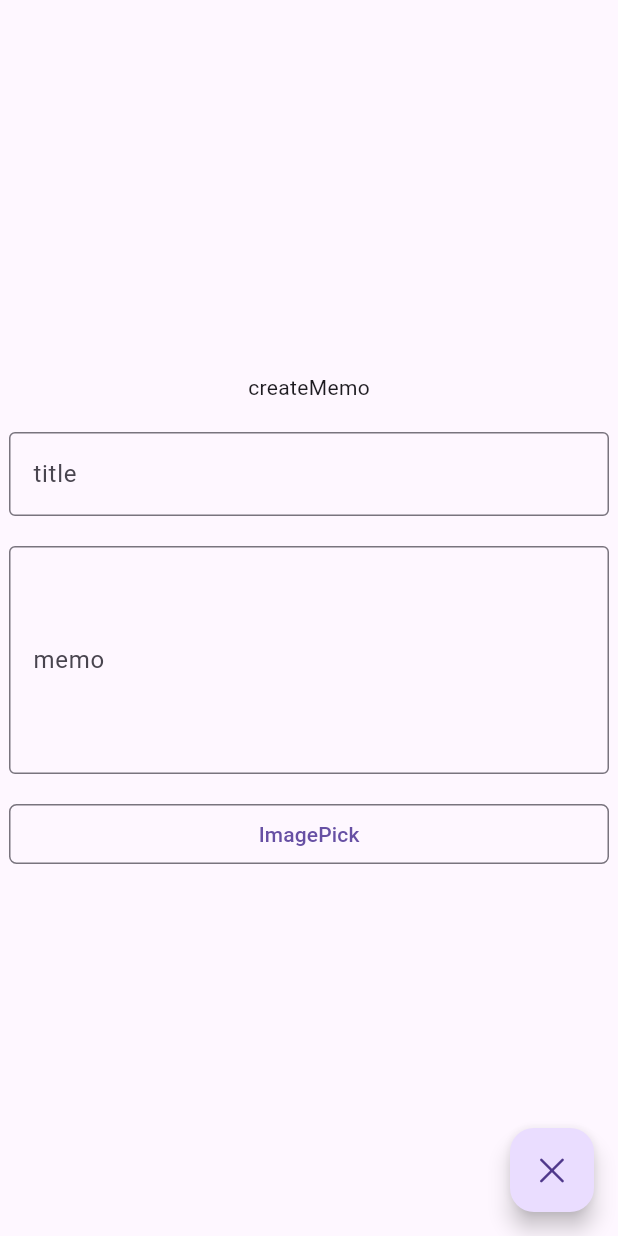
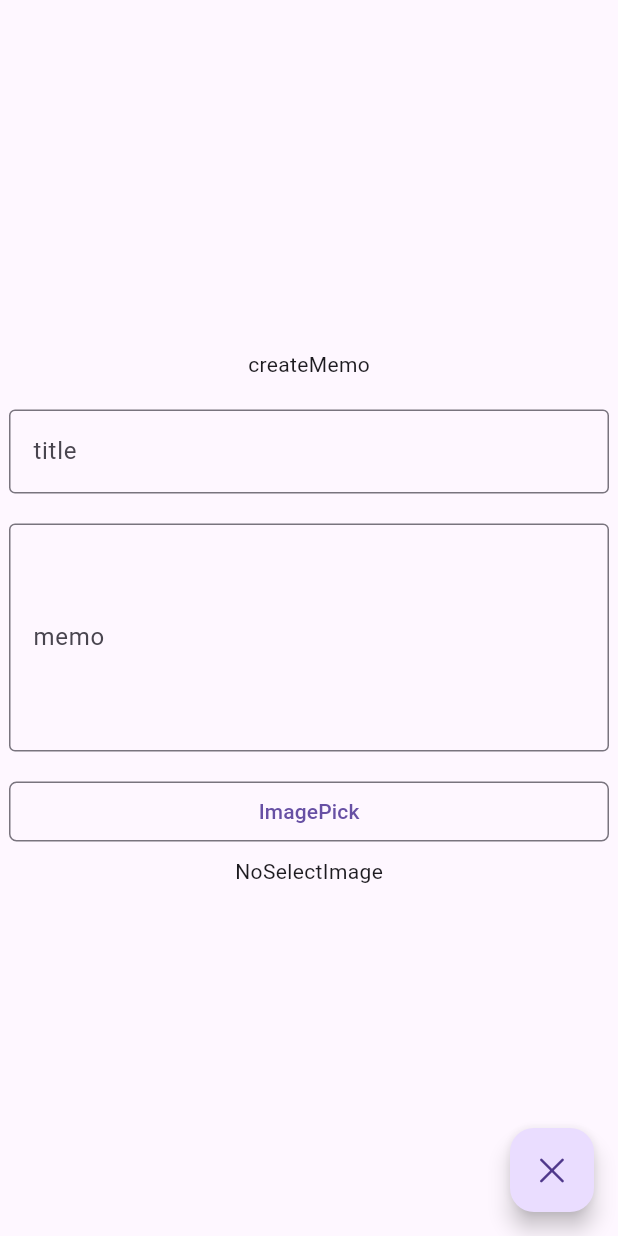
Before and after one commit to itc-s22020/Flutter-ImageMemo, a Flutter app: the MemoAdd screen opened directly, after a tap on "ImagePick", on a phone screen of 412 x 824 dp. Run offline on Flutter 3.47's test engine with Material 3 defaults, Android fonts, the phone set to English and light mode, and no system bars; our stand-ins replace file_picker, get, isar; accounts and stored records are empty; generated files the repository leaves out were written again.

Commit message:
画像選択機能の実装

```diff
--- a/lib/component/image_pick.dart
+++ b/lib/component/image_pick.dart
@@ -1,3 +1,23 @@
-void imagePick() {
-  //TODO :: 画像選択機能を実装する
+import 'dart:io';
+import 'package:file_picker/file_picker.dart';
+import 'package:flutter/foundation.dart';
+import 'package:get/get.dart';
+import 'package:image_memo/getx/image_controller.dart';
+
+Future<void> imagePick() async {
+  final ImageController c = Get.put(ImageController());
+
+  final FilePickerResult? result = await FilePicker.platform.pickFiles(
+      allowMultiple: false,
+      withData: true,
+      type: FileType.custom,
+      allowedExtensions: ['jpg','png']
+  );
+
+  if (result != null && result.files.isNotEmpty) {
+    final PlatformFile file = result.files.first;
+    if (kIsWeb) { c.setFile(file.bytes!); } else {
+      c.setFile(await File(file.path!).readAsBytes());
+    }
+  }
 }
--- /dev/null
+++ b/lib/getx/image_controller.dart
@@ -0,0 +1,9 @@
+import 'dart:typed_data';
+import 'package:get/get_rx/src/rx_types/rx_types.dart';
+import 'package:get/get_state_manager/src/simple/get_controllers.dart';
+
+class ImageController extends GetxController{
+  final Rx<Uint8List> image = Uint8List(0).obs;
+
+  void setFile(Uint8List newImage) => image.value = newImage;
+}
--- a/lib/isar/open_isar.dart
+++ b/lib/isar/open_isar.dart
@@ -1,6 +1,5 @@
 import 'package:path_provider/path_provider.dart';
 import 'package:isar/isar.dart';
-
 import 'model/memo_model.dart';
 
 Future<Isar> openIsar() async {
--- a/lib/page/memo_add.dart
+++ b/lib/page/memo_add.dart
@@ -1,7 +1,8 @@
 import 'package:flutter/cupertino.dart';
 import 'package:flutter/material.dart';
-import 'package:flutter/painting.dart';
+import 'package:get/get.dart';
 import 'package:image_memo/component/image_pick.dart';
+import 'package:image_memo/getx/image_controller.dart';
 import 'package:image_memo/getx/navigation.dart';
 
 class MemoAdd extends StatelessWidget {
@@ -11,15 +12,10 @@ class MemoAdd extends StatelessWidget {
   Widget build(BuildContext context) {
     return const Scaffold(
       body: _MemoAddBody(),
-      floatingActionButton:FloatingActionButton(
-          onPressed: toBackPage,
-          child: Icon(CupertinoIcons.xmark)
-      ),
+      floatingActionButton: FloatingActionButton(
+          onPressed: toBackPage, child: Icon(CupertinoIcons.xmark)),
     );
   }
-
-
-
 }
 
 class _MemoAddBody extends StatelessWidget {
@@ -28,6 +24,7 @@ class _MemoAddBody extends StatelessWidget {
   @override
   Widget build(BuildContext context) {
     return Center(
+        child: SingleChildScrollView(
           child: Column(
             mainAxisAlignment: MainAxisAlignment.center,
             children: [
@@ -37,9 +34,7 @@ class _MemoAddBody extends StatelessWidget {
                 width: 400,
                 child: TextField(
                   decoration: InputDecoration(
-                  border: OutlineInputBorder(),
-                  labelText: "title"
-              ),
+                      border: OutlineInputBorder(), labelText: "title"),
                 ),
               ),
               const SizedBox(height: 20),
@@ -49,9 +44,7 @@ class _MemoAddBody extends StatelessWidget {
                   keyboardType: TextInputType.multiline,
                   maxLines: 5,
                   decoration: InputDecoration(
-                  border: OutlineInputBorder(),
-                  labelText: "memo"
-              ),
+                      border: OutlineInputBorder(), labelText: "memo"),
                 ),
               ),
               const SizedBox(height: 20),
@@ -61,15 +54,36 @@ class _MemoAddBody extends StatelessWidget {
                 child: OutlinedButton(
                   style: OutlinedButton.styleFrom(
                       shape: RoundedRectangleBorder(
-                  borderRadius: BorderRadius.circular(5)
-                )
-              ),
+                          borderRadius: BorderRadius.circular(5))),
                   onPressed: imagePick,
                   child: const Text("ImagePick"),
                 ),
-          )
+              ),
+              const SizedBox(height: 10),
+              const _ImageView(),
             ],
           ),
+        )
     );
   }
 }
+
+class _ImageView extends StatelessWidget {
+  const _ImageView();
+
+  @override
+  Widget build(BuildContext context) {
+    final c = Get.put(ImageController());
+    return Obx(() {
+      if (c.image.value.length > 10) {
+        return SizedBox(
+            width: 400,
+            height: 300,
+            child: FittedBox(
+                fit: BoxFit.contain, child: Image.memory(c.image.value)));
+      } else {
+        return const Text("NoSelectImage");
+      }
+    });
+  }
+}
--- a/pubspec.yaml
+++ b/pubspec.yaml
@@ -37,7 +37,7 @@ dependencies:
   cupertino_icons: ^1.0.6
   isar: ^3.1.0+1
   isar_flutter_libs: ^3.1.0+1
-  image_picker: ^1.1.2
+  file_picker: ^8.0.5
   path_provider: ^2.1.3
   get: ^4.6.6
 
```
Also changed, not shown: pubspec.lock. Lines whose indentation alone changed are shown as unchanged.
